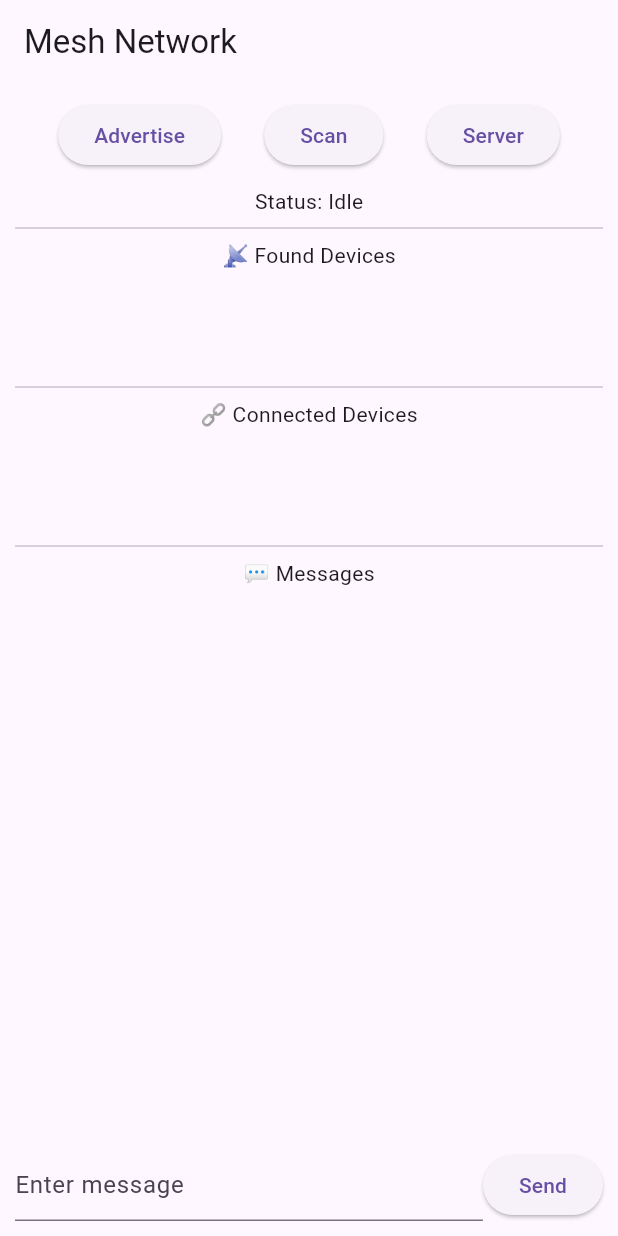
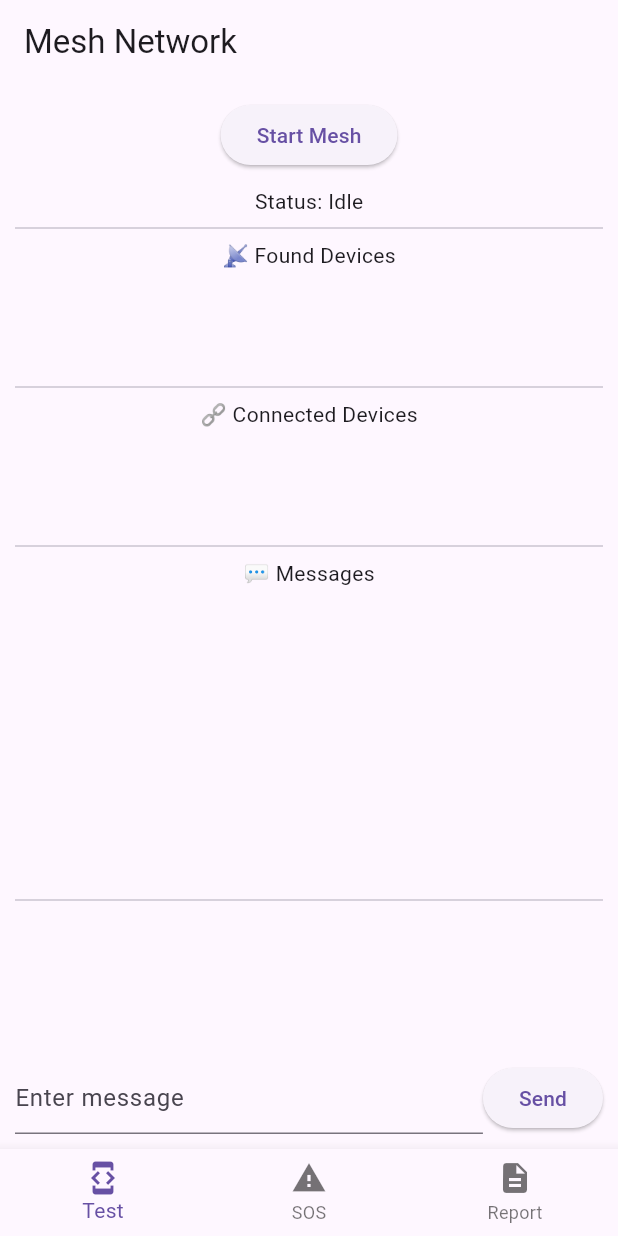
Before and after one commit to jordanlay11/COMP3901_flutterApp, a Flutter app: the screen it shows after launch, on a phone screen of 412 x 824 dp. Run offline on Flutter 3.47's test engine with Material 3 defaults, Android fonts, the phone set to English and light mode, and no system bars; our stand-ins replace connectivity_plus, flutter_blue_plus, geocoding, geolocator, image_picker, permission_handler; missing offline and left inert: flutter_ble_peripheral, network_info_plus.

Commit message:
Hotspot Mesh Upgrade

```diff
--- a/lib/main.dart
+++ b/lib/main.dart
@@ -1,5 +1,7 @@
 import 'package:flutter/material.dart';
-import 'screens/mesh_screen.dart';
+import 'screens/mesh_screen.dart';   // your existing mesh test
+import 'screens/sos_screen.dart';
+import 'screens/report_screen.dart';
 
 void main() {
   runApp(const MyApp());
@@ -11,8 +13,51 @@ class MyApp extends StatelessWidget {
   @override
   Widget build(BuildContext context) {
     return MaterialApp(
-      title: 'Mesh App',
-      home: MeshScreen(),
+      debugShowCheckedModeBanner: false,
+      home: const Home(),
     );
   }
 }
+
+class Home extends StatefulWidget {
+  const Home({super.key});
+
+  @override
+  State<Home> createState() => _HomeState();
+}
+
+class _HomeState extends State<Home> {
+  int index = 0;
+
+  final List<Widget> pages = [
+    MeshScreen(),   // 🧪 testing page
+    SosScreen(),    // 🚨 emergency
+    ReportScreen(), // 📝 report
+  ];
+
+  @override
+  Widget build(BuildContext context) {
+    return Scaffold(
+      body: pages[index],
+      bottomNavigationBar: BottomNavigationBar(
+        currentIndex: index,
+        onTap: (i) => setState(() => index = i),
+        type: BottomNavigationBarType.fixed,
+        items: const [
+          BottomNavigationBarItem(
+            icon: Icon(Icons.developer_mode),
+            label: "Test",
+          ),
+          BottomNavigationBarItem(
+            icon: Icon(Icons.warning),
+            label: "SOS",
+          ),
+          BottomNavigationBarItem(
+            icon: Icon(Icons.description),
+            label: "Report",
+          ),
+        ],
+      ),
+    );
+  }
+}
--- a/lib/screens/mesh_screen.dart
+++ b/lib/screens/mesh_screen.dart
@@ -12,17 +12,60 @@ class _MeshScreenState extends State<MeshScreen> {
   List<String> foundDevices = [];
   List<String> connectedDevices = [];
   List<String> messages = [];
+  List<String> logs = [];
 
   String status = "Idle";
   String messageInput = "";
 
-  // 🔍 Scan
-  void startScan() async {
+  bool meshStarted = false;
+
+  // 🚀 START FULL MESH
+  void startMesh() async {
+    if (meshStarted) return;
+
+    meshStarted = true;
+
     setState(() {
-      status = "Scanning...";
+      status = "Starting mesh...";
+      logs.clear();
+      foundDevices.clear();
+      connectedDevices.clear();
     });
 
-    await bleService.startScan((data) {
+    await wifiService.startMesh(
+      onMessage: (msg) {
+        setState(() {
+          messages.add("📥 $msg");
+        });
+      },
+
+      onStatus: (msg) {
+        setState(() {
+          status = msg;
+          logs.add(msg);
+        });
+      },
+
+      onDeviceFound: (data) {
+        final ip = data["ip"];
+
+        if (ip != null && !foundDevices.contains(ip)) {
+          setState(() {
+            foundDevices.add(ip);
+          });
+        }
+      },
+
+      startAdvertising: () {
+        bleAdvertising.startAdvertising((msg) {
+          setState(() {
+            logs.add("📢 $msg");
+          });
+        });
+      },
+
+      startScan: (callback) {
+        bleService.startScan((data) {
           final ip = data["ip"];
 
           if (ip != null && !foundDevices.contains(ip)) {
@@ -31,42 +74,31 @@ class _MeshScreenState extends State<MeshScreen> {
             });
           }
 
+          callback(data);
+
+          // Track connections visually
           if (ip != null) {
-        wifiService.connect(ip, (connectedIp) {
+            wifiService.connect(
+              ip,
+              (connectedIp) {
                 if (!connectedDevices.contains(connectedIp)) {
                   setState(() {
                     connectedDevices.add(connectedIp);
                   });
                 }
-        });
-      }
-    });
-
-    setState(() {
-      status = "Scan complete";
-    });
-  }
-
-  // 📢 Advertise
-  void startAdvertising() {
-    bleAdvertising.startAdvertising((msg) {
-      setState(() {
-        status = msg;
-      });
-    });
-  }
-
-  // 🚀 Server
-  void startServer() {
-    wifiService.startServer((msg) {
+              },
+              (msg) {
                 setState(() {
                   messages.add("📥 $msg");
                 });
+              },
+            );
+          }
+
+
         });
-
-    setState(() {
-      status = "Server running";
-    });
+      },
+    );
   }
 
   // 📤 Send message
@@ -89,23 +121,10 @@ class _MeshScreenState extends State<MeshScreen> {
         padding: const EdgeInsets.all(10),
         child: Column(
           children: [
-            // 🔘 Buttons
-            Row(
-              mainAxisAlignment: MainAxisAlignment.spaceEvenly,
-              children: [
+            // 🚀 Start Mesh Button
             ElevatedButton(
-                  onPressed: startAdvertising,
-                  child: Text("Advertise"),
-                ),
-                ElevatedButton(
-                  onPressed: startScan,
-                  child: Text("Scan"),
-                ),
-                ElevatedButton(
-                  onPressed: startServer,
-                  child: Text("Server"),
-                ),
-              ],
+              onPressed: startMesh,
+              child: Text("Start Mesh"),
             ),
 
             SizedBox(height: 10),
@@ -149,6 +168,20 @@ class _MeshScreenState extends State<MeshScreen> {
               ),
             ),
 
+            Divider(),
+
+            // 📜 Logs (NEW — helps debugging mesh behavior)
+            SizedBox(
+              height: 100,
+              child: ListView.builder(
+                itemCount: logs.length,
+                itemBuilder: (_, i) => Text(
+                  logs[i],
+                  style: TextStyle(fontSize: 12, color: Colors.grey),
+                ),
+              ),
+            ),
+
             // ✍️ Input
             Row(
               children: [
--- a/pubspec.yaml
+++ b/pubspec.yaml
@@ -2,7 +2,7 @@ name: mesh
 description: "A new Flutter project."
 # The following line prevents the package from being accidentally published to
 # pub.dev using `flutter pub publish`. This is preferred for private packages.
-publish_to: 'none' # Remove this line if you wish to publish to pub.dev
+publish_to: "none" # Remove this line if you wish to publish to pub.dev
 
 # The following defines the version and build number for your application.
 # A version number is three numbers separated by dots, like 1.2.43
@@ -40,6 +40,9 @@ dependencies:
   network_info_plus: ^8.0.0
   connectivity_plus: ^7.1.1
   http: ^1.6.0
+  geolocator: ^14.0.1
+  geocoding: ^4.0.0
+  image_picker: ^1.2.1
 
 dev_dependencies:
   flutter_test:
@@ -57,7 +60,6 @@ dev_dependencies:
 
 # The following section is specific to Flutter packages.
 flutter:
-
   # The following line ensures that the Material Icons font is
   # included with your application, so that you can use the icons in
   # the material Icons class.
```
Also changed, not shown: lib/screens/report_screen.dart (added, +120 -0 lines), lib/screens/sos_screen.dart (added, +140 -0 lines), lib/services/wifi_service.dart (+69 -1 lines), pubspec.lock, 6 other files. Lines whose indentation alone changed are shown as unchanged.
